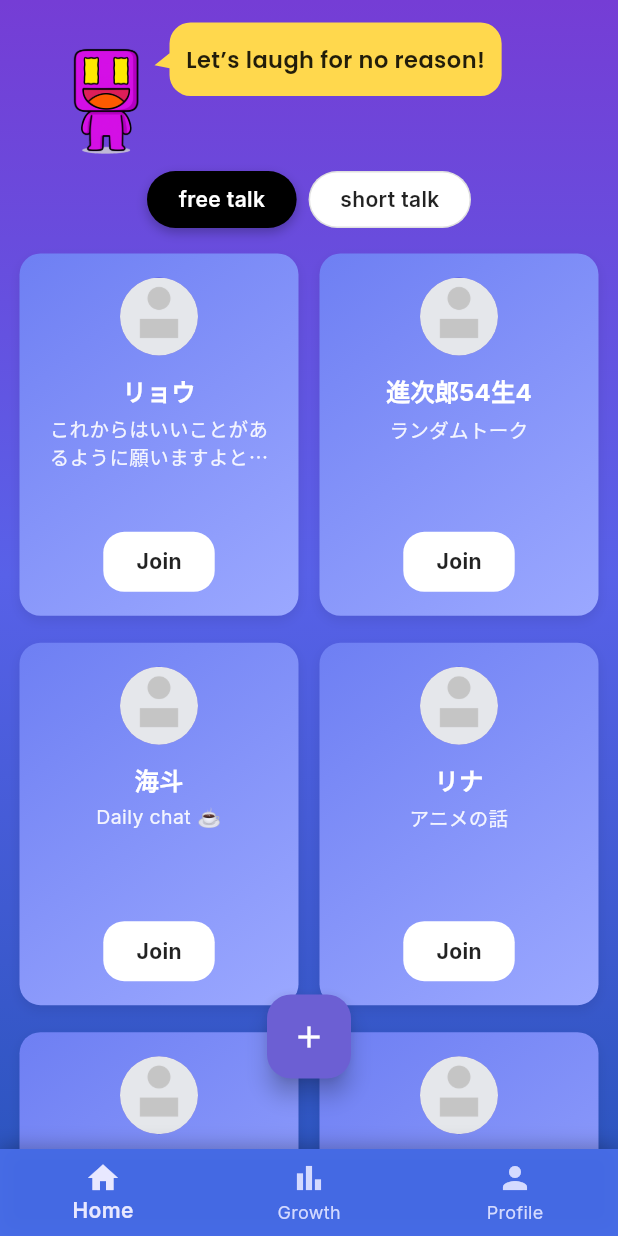
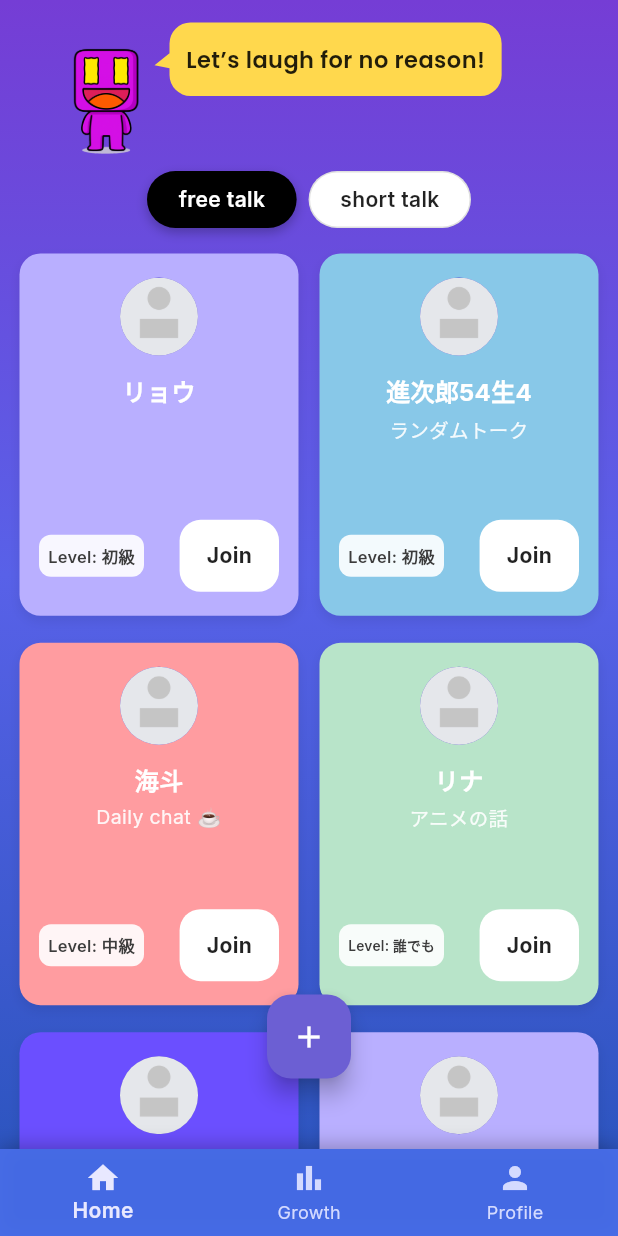
Before and after one commit to joshua20050107-pixel/hozonsuruapuri_english-conversation, a Flutter app: the screen it shows after launch, on a phone screen of 412 x 824 dp. Run offline on Flutter 3.47's test engine with Material 3 defaults, Android fonts, the phone set to English and light mode, and no system bars; our stand-ins replace flutter_riverpod, google_fonts.

```diff
--- a/lib/components/talk_card_grid.dart
+++ b/lib/components/talk_card_grid.dart
@@ -4,7 +4,7 @@ import '../theme/talkin_colors.dart';
 import 'package:google_fonts/google_fonts.dart';
 
 LinearGradient getGradientForIndex(int index) {
-  final row = index ~/ 2;
+  final row = index ~/ 2; // ← 2列グリッドの場合
   final gradientIndex = (row + index) % TalkinColors.gradients.length;
   return TalkinColors.gradients[gradientIndex];
 }
@@ -33,7 +33,7 @@ class TalkCardGrid extends StatelessWidget {
       creatorName: 'リョウ',
       creatorLevel: 'Intermediate',
       level: 'Beginner',
-      message: "これからはいいことがあるように願いますよと願うまで ",
+      message: "　",
       type: 'casual',
       createdAt: DateTime(2025, 1, 1),
       creatorImageUrl: '',
@@ -145,7 +145,7 @@ class TalkCardGrid extends StatelessWidget {
               ],
             ),
             child: Padding(
-              padding: const EdgeInsets.symmetric(vertical: 16, horizontal: 14),
+              padding: const EdgeInsets.symmetric(vertical: 16, horizontal: 13),
               child: Column(
                 crossAxisAlignment: CrossAxisAlignment.center,
                 children: [
@@ -187,10 +187,44 @@ class TalkCardGrid extends StatelessWidget {
                   const Spacer(),
 
                   // ─────────── Joinボタン ───────────
+                  Row(
+                    mainAxisAlignment: MainAxisAlignment.spaceBetween,
+                    crossAxisAlignment: CrossAxisAlignment.center,
+                    children: [
+                      // 🟢 Levelタグ（左側）
+                      // 🟣 コンパクトな Level タグ
+                      Container(
+                        width: 70, // ← 固定幅（お好みで微調整）
+                        height: 28, // ← 縦も軽く固定すると見た目安定
+                        padding: const EdgeInsets.symmetric(
+                          horizontal: 6,
+                          vertical: 5,
+                        ),
+                        decoration: BoxDecoration(
+                          color: Colors.white.withOpacity(0.9),
+                          borderRadius: BorderRadius.circular(8),
+                        ),
+                        alignment: Alignment.center,
+                        child: FittedBox(
+                          fit: BoxFit.scaleDown, // ← テキストを収める
+                          child: Text(
+                            'Level: ${displayLevel(talk.level)}',
+                            style: GoogleFonts.inter(
+                              fontSize: 11,
+                              fontWeight: FontWeight.w600,
+                              color: const Color(0xFF3C3C3C),
+                              height: 1.1,
+                              letterSpacing: 0.2,
+                            ),
+                          ),
+                        ),
+                      ),
+
+                      // 🤍 Joinボタン（右側）
                       Container(
                         padding: const EdgeInsets.symmetric(
-                      horizontal: 22,
-                      vertical: 10,
+                          horizontal: 18,
+                          vertical: 14,
                         ),
                         decoration: BoxDecoration(
                           color: Colors.white,
@@ -207,6 +241,8 @@ class TalkCardGrid extends StatelessWidget {
                       ),
                     ],
                   ),
+                ],
+              ),
             ),
           ),
         );
--- a/lib/theme/talkin_colors.dart
+++ b/lib/theme/talkin_colors.dart
@@ -28,15 +28,43 @@ class TalkinColors {
   // ☁️ 影：柔らかく浮かせる
   static final shadow = Colors.black.withOpacity(0.08);
 
-  // 🎨 サブグラデーション（カードやボタンの背景に）
-  static final gradients = [
-    LinearGradient(
-      colors: [
-        Color(0xFF6E7FF3), // 青紫
-        Color(0xFF9BA8FF), // 淡いブルー
-      ],
-      begin: Alignment.topLeft,
-      end: Alignment.bottomRight,
-    ),
+  // 🎨 サブグラデーション（カードの背景に）
+
+  static final gradients = TalkinPalettes.dreamPop;
+}
+
+// 🎨 --- 他テーマセット（試験用） ---
+class TalkinPalettes {
+  // 🌈 Dream Pop
+  static const dreamPop = [
+    LinearGradient(colors: [Color(0xFFB9AFFF), Color(0xFFB9AFFF)]),
+    LinearGradient(colors: [Color(0xFF88C8E8), Color(0xFF88C8E8)]),
+    LinearGradient(colors: [Color(0xFFF9E28C), Color(0xFFF9E28C)]),
+    LinearGradient(colors: [Color(0xFFFF9CA0), Color(0xFFFF9CA0)]),
+    LinearGradient(colors: [Color(0xFFB8E4C9), Color(0xFFB8E4C9)]),
+    LinearGradient(colors: [Color(0xFFC8C8D4), Color(0xFFC8C8D4)]),
+    LinearGradient(colors: [Color(0xFF6B4FFF), Color(0xFF6B4FFF)]),
+  ];
+
+  // 💜 Cyber Pastel
+  static const cyberPastel = [
+    LinearGradient(colors: [Color(0xFFA48AFF), Color(0xFF8D70F9)]),
+    LinearGradient(colors: [Color(0xFFB1E4FF), Color(0xFF94D9FF)]),
+    LinearGradient(colors: [Color(0xFFFFC7E3), Color(0xFFFFA7D8)]),
+    LinearGradient(colors: [Color(0xFFFFF3B0), Color(0xFFFFE97A)]),
+    LinearGradient(colors: [Color(0xFFDADCE0), Color(0xFFC6C8CC)]),
+    LinearGradient(colors: [Color(0xFFE0B7F4), Color(0xFFD19FF1)]),
+    LinearGradient(colors: [Color(0xFFA6F6D9), Color(0xFF87EFC5)]),
+  ];
+
+  // 🔥 Vivid Calm
+  static const vividCalm = [
+    LinearGradient(colors: [Color(0xFF7B6EF6), Color(0xFF6354E8)]),
+    LinearGradient(colors: [Color(0xFF9ED8FF), Color(0xFF7CC6FA)]),
+    LinearGradient(colors: [Color(0xFFA8E6CF), Color(0xFF8AD8B8)]),
+    LinearGradient(colors: [Color(0xFFFEE191), Color(0xFFFCD668)]),
+    LinearGradient(colors: [Color(0xFFFFB3BA), Color(0xFFFF8FA3)]),
+    LinearGradient(colors: [Color(0xFFE0E0E0), Color(0xFFCACACA)]),
+    LinearGradient(colors: [Color(0xFF4765FF), Color(0xFF274BFF)]),
   ];
 }
```
Lines whose indentation alone changed are shown as unchanged.
